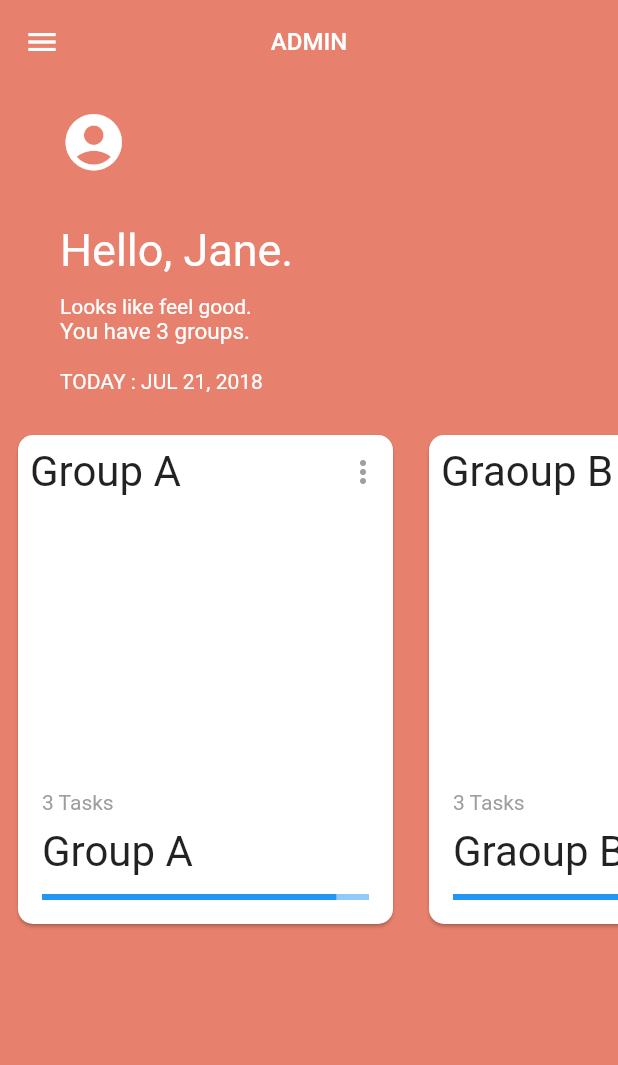
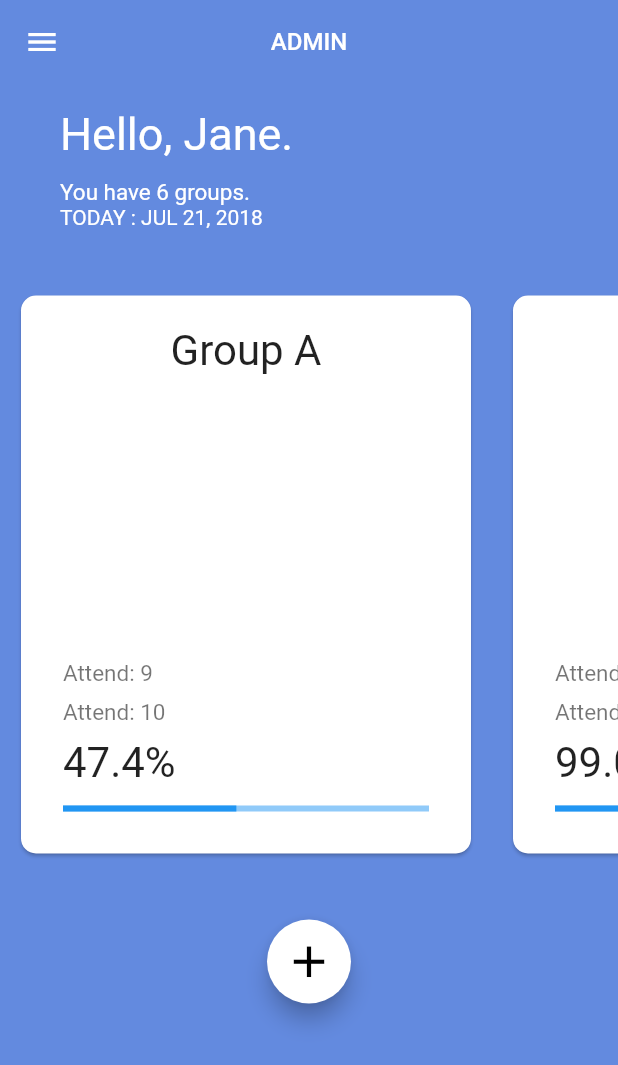
Before and after one commit to dongjuny/fams, a Flutter app: the AdminMainPage screen opened directly, on a phone screen of 412 x 824 dp. Shown: the top 1065 px of the screen. Run offline on Flutter 3.47's test engine with Material 2 defaults, Android fonts, the phone set to English and light mode, and no system bars; our stand-ins replace firebase_auth, flutter_datetime_picker, google_sign_in, logger, page_transition, shared_preferences and 1 more; accounts and stored records are empty.

Commit message:
update admin page

```diff
--- a/lib/main.dart
+++ b/lib/main.dart
@@ -3,6 +3,7 @@ import './src/screens/SignInPage.dart';
 import './src/screens/HomePage.dart';
 import 'src/screens/user/DashboardPage.dart';
 import './src/screens/Authentication/a_home.dart';
+import './src/screens/admin/AdminMainPage.dart';
 
 void main() => runApp(new MyApp());
 
@@ -12,9 +13,8 @@ class MyApp extends StatelessWidget {
   Widget build(BuildContext context) {
     return new MaterialApp(
         title: 'FAMS',
-        home: App()
-//      home: HomePage(pageTitle: 'Welcome',)
-//        home: AdminDetailPage()
+//        home: App()
+        home: AdminMainPage()
     );
   }
 }
--- a/lib/src/screens/admin/AdminMainPage.dart
+++ b/lib/src/screens/admin/AdminMainPage.dart
@@ -1,6 +1,7 @@
 import 'package:flutter/material.dart';
 import 'package:page_transition/page_transition.dart';
 import 'AdminDetailPage.dart';
+import 'AdminAddPage.dart';
 
 class AdminMainPage extends StatefulWidget {
   @override
@@ -13,22 +14,32 @@ class Cards {
   int absentNum;
   int total;
 
-  Cards(cardTitle, attendNum, absentNum) {
-    this.cardTitle = cardTitle;
-    this.attendNum = attendNum;
-    this.absentNum = absentNum;
+  Cards(this.cardTitle, this.attendNum, this.absentNum) {
     this.total = attendNum + absentNum;
   }
-
 }
 
 class _AdminMainState extends State<AdminMainPage> with TickerProviderStateMixin {
 
-  var appColors = [Color.fromRGBO(231, 129, 109, 1.0),Color.fromRGBO(99, 138, 223, 1.0),Color.fromRGBO(111, 194, 173, 1.0)];
-  var currentColor = Color.fromRGBO(231, 129, 109, 1.0);
+  var appColors = [
+    Color.fromRGBO(99, 138, 223, 1.0),
+    Color.fromRGBO(231, 129, 109, 1.0),
+    Color.fromRGBO(111, 194, 173, 1.0),
+    Color.fromRGBO(99, 138, 223, 1.0),
+    Color.fromRGBO(231, 129, 109, 1.0),
+    Color.fromRGBO(111, 194, 173, 1.0)
+  ];
+  var currentColor = Color.fromRGBO(99, 138, 223, 1.0);
   var cardIndex = 0;
   ScrollController scrollController;
-  List<Cards> cardsList = [Cards("Group A", 9, 10), Cards("Graoup B", 100, 1),Cards("Group C", 50, 3)];
+  List<Cards> cardsList = [
+    Cards("Group A", 9, 10),
+    Cards("Group B", 100, 1),
+    Cards("Group C", 50, 3),
+    Cards("Group D", 9, 10),
+    Cards("Group E", 100, 1),
+    Cards("Group F", 50, 3)
+  ];
 
   AnimationController animationController;
   ColorTween colorTween;
@@ -49,17 +60,12 @@ class _AdminMainState extends State<AdminMainPage> with TickerProviderStateMixin
         title: new Text("ADMIN", style: TextStyle(fontSize: 16.0),),
         backgroundColor: appColors[cardIndex],
         centerTitle: true,
-        actions: <Widget>[
-//          Padding(
-//            padding: const EdgeInsets.only(right: 16.0),
-//            child: Icon(Icons.search),
-//          ),
-        ],
         elevation: 0.0,
       ),
       body: new Center(
         child: Column(
           crossAxisAlignment: CrossAxisAlignment.start,
+//          mainAxisAlignment: MainAxisAlignment.center,
           children: <Widget>[
             Row(),
             Padding(
@@ -69,74 +75,71 @@ class _AdminMainState extends State<AdminMainPage> with TickerProviderStateMixin
                   crossAxisAlignment: CrossAxisAlignment.start,
                   children: <Widget>[
                     Padding(
-                      padding: const EdgeInsets.symmetric(vertical: 16.0),
-                      child: Icon(Icons.account_circle, size: 45.0, color: Colors.white,),
-                    ),
-                    Padding(
                       padding: const EdgeInsets.fromLTRB(0.0,16.0,0.0,12.0),
                       child: Text("Hello, Jane.", style: TextStyle(fontSize: 30.0, color: Colors.white, fontWeight: FontWeight.w400),),
                     ),
-                    Text("Looks like feel good.", style: TextStyle(color: Colors.white),),
                     Text("You have ${cardsList.length} groups.", style: TextStyle(fontSize: 15.0, color: Colors.white, fontWeight: FontWeight.w400),),
+                    Text("TODAY : JUL 21, 2018", style: TextStyle(color: Colors.white, fontWeight: FontWeight.w400),),
                   ],
                 ),
               ),
             ),
-            Column(
+            Padding(
+                padding: const EdgeInsets.symmetric(horizontal: 0.0, vertical: 30.0),
+                child: Column(
                   crossAxisAlignment: CrossAxisAlignment.start,
                   children: <Widget>[
-                Padding(
-                  padding: const EdgeInsets.symmetric(horizontal: 40.0, vertical: 16.0),
-                  child: Text("TODAY : JUL 21, 2018", style: TextStyle(color: Colors.white, fontWeight: FontWeight.w400),),
-                ),
+                    Row(),
                     Container(
-                  height: 350.0,
+                      height: 400.0,
                       child: ListView.builder(
                         physics: NeverScrollableScrollPhysics(),
-                    itemCount: 3,
+                        itemCount: cardsList.length,
                         controller: scrollController,
                         scrollDirection: Axis.horizontal,
                         itemBuilder: (context, position) {
                           return GestureDetector(
                             onTap: (){
-                          Navigator.pushReplacement(context, PageTransition(type: PageTransitionType.rightToLeft,  child: AdminDetailPage()));
+                              Navigator.push(context, MaterialPageRoute(builder: (_) => AdminDetailPage(cardsList[position].cardTitle)));
                             },
                             child: Padding(
-                          padding: const EdgeInsets.all(8.0),
+                              padding: const EdgeInsets.all(10.0),
                               child: Card(
                                 child: Container(
-                              width: 250.0,
+                                  width: 300.0,
                                   child: Column(
                                     crossAxisAlignment: CrossAxisAlignment.start,
                                     mainAxisAlignment: MainAxisAlignment.spaceBetween,
                                     children: <Widget>[
                                       Padding(
-                                    padding: const EdgeInsets.all(8.0),
+                                        padding: const EdgeInsets.all(20.0),
                                         child: Row(
-                                      mainAxisAlignment: MainAxisAlignment.spaceBetween,
+                                          mainAxisAlignment: MainAxisAlignment.center,
                                           children: <Widget>[
-                                        //Icon(cardsList[position].icon, color: appColors[position],),
                                             Text("${cardsList[position].cardTitle}", style: TextStyle(fontSize: 28.0),),
-                                        Icon(Icons.more_vert, color: Colors.grey,),
                                           ],
                                         ),
                                       ),
                                       Padding(
-                                    padding: const EdgeInsets.all(8.0),
+                                        padding: const EdgeInsets.all(20.0),
                                         child: Column(
                                           crossAxisAlignment: CrossAxisAlignment.start,
                                           children: <Widget>[
                                             Padding(
                                               padding: const EdgeInsets.symmetric(horizontal: 8.0, vertical: 4.0),
-                                          child: Text("${cardsList.length} Tasks", style: TextStyle(color: Colors.grey),),
+                                              child: Text("Attend: ${cardsList[position].attendNum}", style: TextStyle(color: Colors.black54, fontSize: 15.0),),
                                             ),
                                             Padding(
                                               padding: const EdgeInsets.symmetric(horizontal: 8.0, vertical: 4.0),
-                                          child: Text("${cardsList[position].cardTitle}", style: TextStyle(fontSize: 28.0),),
+                                              child: Text("Attend: ${cardsList[position].absentNum}", style: TextStyle(color: Colors.black54, fontSize: 15.0),),
+                                            ),
+                                            Padding(
+                                              padding: const EdgeInsets.symmetric(horizontal: 8.0, vertical: 4.0),
+                                              child: Text("${(cardsList[position].attendNum / cardsList[position].total * 100).toStringAsFixed(1)}%", style: TextStyle(fontSize: 28.0),),
                                             ),
                                             Padding(
                                               padding: const EdgeInsets.all(8.0),
-                                          child: LinearProgressIndicator(value: cardsList[position].attendNum / cardsList[position].absentNum,),
+                                              child: LinearProgressIndicator(value: cardsList[position].attendNum / cardsList[position].total,),
                                             ),
                                           ],
                                         ),
@@ -150,7 +153,6 @@ class _AdminMainState extends State<AdminMainPage> with TickerProviderStateMixin
                               ),
                             ),
                             onHorizontalDragEnd: (details) {
-
                               animationController = AnimationController(vsync: this, duration: Duration(milliseconds: 500));
                               curvedAnimation = CurvedAnimation(parent: animationController, curve: Curves.fastOutSlowIn);
                               animationController.addListener(() {
@@ -158,31 +160,45 @@ class _AdminMainState extends State<AdminMainPage> with TickerProviderStateMixin
                                   currentColor = colorTween.evaluate(curvedAnimation);
                                 });
                               });
-
                               if(details.velocity.pixelsPerSecond.dx > 0) {
-                            if(cardIndex>0) {
+                                if(cardIndex > 0) {
                                   cardIndex--;
                                   colorTween = ColorTween(begin:currentColor,end:appColors[cardIndex]);
                                 }
                               }else {
-                            if(cardIndex<2) {
+                                if(cardIndex < cardsList.length - 1) {
                                   cardIndex++;
                                   colorTween = ColorTween(begin: currentColor,
                                       end: appColors[cardIndex]);
                                 }
                               }
                               setState(() {
-                            scrollController.animateTo((cardIndex)*256.0, duration: Duration(milliseconds: 500), curve: Curves.fastOutSlowIn);
+                                scrollController.animateTo((cardIndex)*324.0, duration: Duration(milliseconds: 500), curve: Curves.fastOutSlowIn);
                               });
-
                               colorTween.animate(curvedAnimation);
-
                               animationController.forward( );
-
                             },
                           );
                         },
                       ),
+                    ),
+                  ],
+                )
+            ),
+            Row(
+              mainAxisAlignment: MainAxisAlignment.center,
+              children: <Widget>[
+                FloatingActionButton(
+                  onPressed: () {
+//                    String newGrooupName = (Navigator.push(context, MaterialPageRoute(builder: (_) => AdminAddPage()))).toString();
+//                    cardsList.add(Cards(newGrooupName, 0, 0));
+//                    setState(() {
+//                      print(cardsList[cardsList.length - 1].cardTitle);
+//                    });
+                  addNewGroup();
+                  },
+                  child: Icon(Icons.add, color: Colors.black, size: 35.0,),
+                  backgroundColor: Colors.white,
                 ),
               ],
             )
@@ -192,4 +208,11 @@ class _AdminMainState extends State<AdminMainPage> with TickerProviderStateMixin
       drawer: Drawer(),
     );
   }
+  void addNewGroup()async {
+    String newGroupName = await Navigator.push(context, MaterialPageRoute(builder: (_) => AdminAddPage()));
+//    cardsList.add(Cards(newGroupName, 0, 1));
+    setState(() {
+//      print(cardsList[cardsList.length - 1].cardTitle);
+    });
   }
+}
```
Also changed, not shown: lib/src/screens/admin/AdminAddPage.dart (+25 -12 lines), lib/src/screens/admin/AdminDetailPage.dart (+35 -42 lines). Lines whose indentation alone changed are shown as unchanged.
